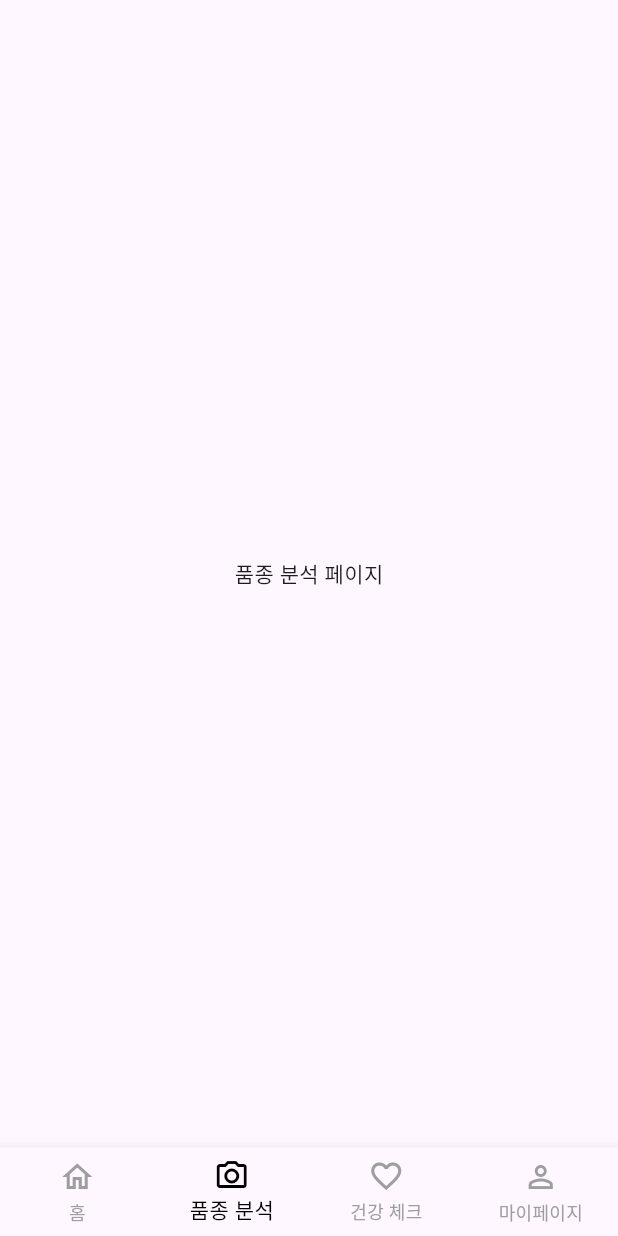
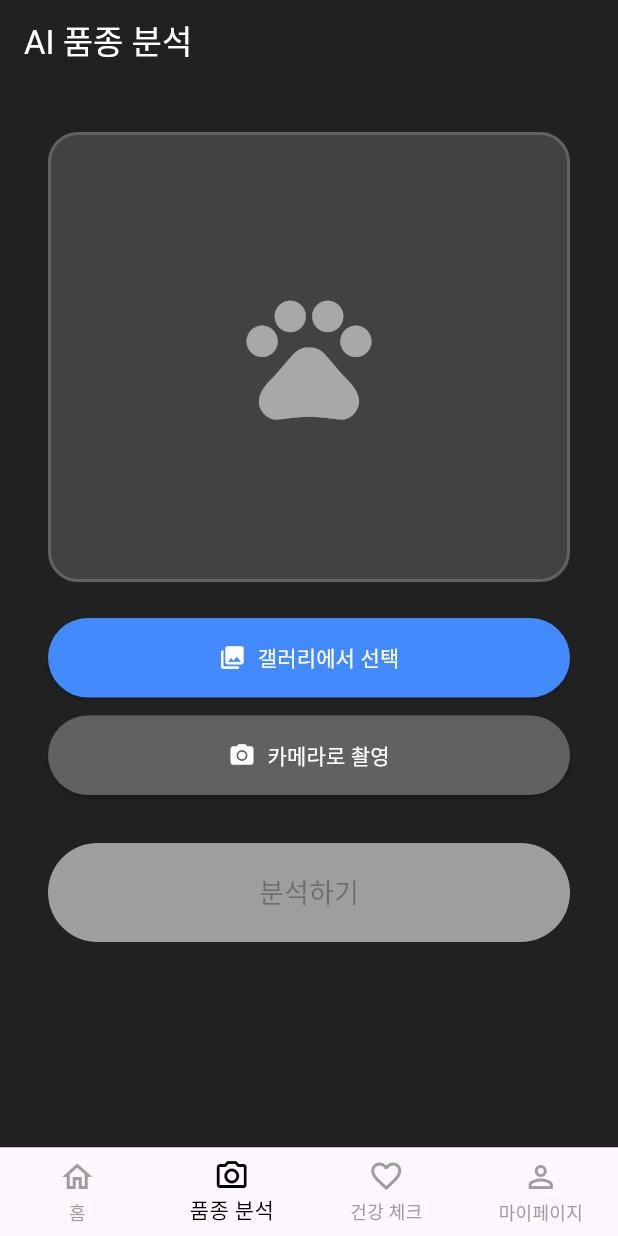
Before and after one commit to ohsang14/pet_care_ai_flutter_app, a Flutter app: the MainScreen screen opened directly with empty values, item 2 of the bottom bar chosen, on a phone screen of 412 x 824 dp. Run offline on Flutter 3.47's test engine with Material 3 defaults, Android fonts, the phone set to English and light mode, and no system bars; our stand-ins replace image_picker; network calls fail.

Commit message:
사진 띄우기 편집중

```diff
--- /dev/null
+++ b/lib/analysis_screen.dart
@@ -0,0 +1,209 @@
+import 'dart:convert'; // jsonDecode, utf8
+import 'dart:io'; // File
+import 'package:flutter/material.dart';
+import 'package:http/http.dart' as http;
+import 'package:image_picker/image_picker.dart';
+
+import 'models/analysis_reslult.dart';
+import 'models/analysis_result_screen.dart'; // 1. image_picker import
+
+class AnalysisScreen extends StatefulWidget {
+  const AnalysisScreen({super.key});
+
+  @override
+  State<AnalysisScreen> createState() => _AnalysisScreenState();
+}
+
+class _AnalysisScreenState extends State<AnalysisScreen> {
+  // 4. 선택된 이미지 파일을 저장할 변수 (dart:io의 File)
+  File? _imageFile;
+  // 5. 로딩 상태를 관리할 변수
+  bool _isLoading = false;
+  // 6. image_picker 인스턴스 생성
+  final ImagePicker _picker = ImagePicker();
+
+  // 7. 갤러리 또는 카메라에서 이미지를 가져오는 함수
+  Future<void> _pickImage(ImageSource source) async {
+    try {
+      final XFile? pickedFile = await _picker.pickImage(source: source);
+
+      if (pickedFile != null) {
+        // .HEIC 파일을 .jpg로 변환하는 작업 (선택 사항이지만 권장)
+        // 여기서는 우선 선택한 파일 그대로 사용합니다.
+        // 만약 .jpg/.png가 아니면 Python 서버에서 에러가 날 수 있습니다.
+        setState(() {
+          _imageFile = File(pickedFile.path);
+        });
+      }
+    } catch (e) {
+      print('이미지 선택 에러: $e');
+      ScaffoldMessenger.of(context).showSnackBar(
+        SnackBar(content: Text('이미지를 가져오는 데 실패했습니다: $e')),
+      );
+    }
+  }
+
+  // 8. 이미지를 서버로 전송하고 분석을 요청하는 함수
+  Future<void> _analyzeImage() async {
+    if (_imageFile == null) return;
+
+    // 9. 로딩 시작
+    setState(() {
+      _isLoading = true;
+    });
+
+    // 10. Spring Boot 서버의 '중계' API 주소
+    final url = Uri.parse('http://10.0.2.2:8080/api/analysis/breed');
+
+    try {
+      // 11. 파일을 전송하기 위해 MultipartRequest 생성
+      var request = http.MultipartRequest('POST', url);
+
+      // 12. 'file'이라는 키로 이미지 파일 추가
+      request.files.add(
+        await http.MultipartFile.fromPath(
+          'file', // Spring Boot에서 @RequestParam("file")로 받을 키
+          _imageFile!.path,
+        ),
+      );
+
+      // 13. 요청 전송 및 응답 받기
+      final streamedResponse = await request.send();
+      final response = await http.Response.fromStream(streamedResponse);
+
+      if (!mounted) return;
+
+      if (response.statusCode == 200) {
+        // 14. 성공! (Python 서버가 보낸 JSON 배열이 도착)
+        final List<dynamic> responseData =
+        jsonDecode(utf8.decode(response.bodyBytes));
+
+        // 15. JSON 배열을 List<AnalysisResult>로 변환
+        final List<AnalysisResult> results =
+        responseData.map((data) => AnalysisResult.fromJson(data)).toList();
+
+        // 16. 결과 화면으로 이동 (결과 리스트 전달)
+        Navigator.push(
+          context,
+          MaterialPageRoute(
+            builder: (context) => AnalysisResultScreen(results: results),
+          ),
+        );
+      } else {
+        // 17. 실패
+        print('분석 실패: ${response.body}');
+        ScaffoldMessenger.of(context).showSnackBar(
+          const SnackBar(content: Text('이미지 분석에 실패했습니다.')),
+        );
+      }
+    } catch (e) {
+      print('분석 요청 에러: $e');
+      ScaffoldMessenger.of(context).showSnackBar(
+        const SnackBar(content: Text('서버 통신 중 에러가 발생했습니다.')),
+      );
+    } finally {
+      // 18. 로딩 종료
+      setState(() {
+        _isLoading = false;
+      });
+    }
+  }
+
+  @override
+  Widget build(BuildContext context) {
+    return Scaffold(
+      backgroundColor: Colors.grey[900],
+      appBar: AppBar(
+        title: const Text('AI 품종 분석'),
+        backgroundColor: Colors.grey[900],
+        foregroundColor: Colors.white,
+      ),
+      // 19. 로딩 중이면 스피너, 아니면 화면 표시
+      body: _isLoading
+          ? const Center(
+          child: Column(
+            mainAxisAlignment: MainAxisAlignment.center,
+            children: [
+              CircularProgressIndicator(),
+              SizedBox(height: 20),
+              Text('AI가 사진을 분석하고 있습니다...\n잠시만 기다려주세요.',
+                  textAlign: TextAlign.center,
+                  style: TextStyle(color: Colors.white, fontSize: 16)),
+            ],
+          ))
+          : _buildImageUploader(),
+    );
+  }
+
+  // 20. Figma 디자인과 유사한 이미지 업로더 UI
+  Widget _buildImageUploader() {
+    return SingleChildScrollView(
+      padding: const EdgeInsets.all(32.0),
+      child: Column(
+        crossAxisAlignment: CrossAxisAlignment.stretch,
+        children: [
+          // 21. 이미지 미리보기 또는 업로드 영역
+          Container(
+            height: 300,
+            decoration: BoxDecoration(
+              color: Colors.grey[800],
+              borderRadius: BorderRadius.circular(20),
+              border: Border.all(color: Colors.grey[700]!, width: 2),
+            ),
+            // 22. _imageFile 상태에 따라 다른 위젯 표시
+            child: _imageFile == null
+                ? const Center(
+              child: Icon(Icons.pets, color: Colors.white54, size: 100),
+            )
+                : ClipRRect(
+              borderRadius: BorderRadius.circular(18),
+              child: Image.file(
+                _imageFile!,
+                fit: BoxFit.cover,
+              ),
+            ),
+          ),
+          const SizedBox(height: 24),
+
+          // 23. 갤러리에서 선택 버튼
+          ElevatedButton.icon(
+            onPressed: () => _pickImage(ImageSource.gallery),
+            icon: const Icon(Icons.photo_library),
+            label: const Text('갤러리에서 선택'),
+            style: ElevatedButton.styleFrom(
+              padding: const EdgeInsets.symmetric(vertical: 16),
+              backgroundColor: Colors.blueAccent,
+              foregroundColor: Colors.white,
+            ),
+          ),
+          const SizedBox(height: 12),
+
+          // 24. 카메라로 촬영 버튼
+          ElevatedButton.icon(
+            onPressed: () => _pickImage(ImageSource.camera),
+            icon: const Icon(Icons.camera_alt),
+            label: const Text('카메라로 촬영'),
+            style: ElevatedButton.styleFrom(
+              padding: const EdgeInsets.symmetric(vertical: 16),
+              backgroundColor: Colors.grey[700],
+              foregroundColor: Colors.white,
+            ),
+          ),
+          const SizedBox(height: 32),
+
+          // 25. 분석하기 버튼 (이미지가 있을 때만 활성화)
+          ElevatedButton(
+            onPressed: _imageFile == null ? null : _analyzeImage,
+            style: ElevatedButton.styleFrom(
+              padding: const EdgeInsets.symmetric(vertical: 20),
+              backgroundColor: Colors.green,
+              foregroundColor: Colors.white,
+              disabledBackgroundColor: Colors.grey,
+            ),
+            child: const Text('분석하기', style: TextStyle(fontSize: 18)),
+          ),
+        ],
+      ),
+    );
+  }
+}
--- a/lib/main_screen.dart
+++ b/lib/main_screen.dart
@@ -1,4 +1,5 @@
 import 'package:flutter/material.dart';
+import 'analysis_screen.dart';
 import 'home_screen.dart';
 import 'member.dart';
 
@@ -22,8 +23,8 @@ class _MainScreenState extends State<MainScreen> {
     super.initState();
     // 3. MainScreen이 받은 member 정보를 HomeScreen으로 넘겨주도록 설정
     _widgetOptions = <Widget>[
-      HomeScreen(member: widget.member), // 👈 여기!
-      const Center(child: Text('품종 분석 페이지')),
+      HomeScreen(member: widget.member),
+      const AnalysisScreen(),
       const Center(child: Text('건강 체크 페이지')),
       const Center(child: Text('마이 페이지')),
     ];
--- a/lib/models/analysis_reslult.dart
+++ b/lib/models/analysis_reslult.dart
@@ -1,13 +1,23 @@
+// lib/analysis_result.dart
 class AnalysisResult {
-  final String breedName;
+  final String breedNameEn;
+  final String breedNameKo;
+  final String? imageUrl;
   final double score;
 
-  AnalysisResult({required this.breedName, required this.score});
+  AnalysisResult({
+    required this.breedNameEn,
+    required this.breedNameKo,
+    this.imageUrl, // nullable
+    required this.score,
+  });
 
   // JSON(Map)을 AnalysisResult 객체로 변환
   factory AnalysisResult.fromJson(Map<String, dynamic> json) {
     return AnalysisResult(
-      breedName: json['breed_name'],
+      breedNameEn: json['breed_name_en'],
+      breedNameKo: json['breed_name_ko'],
+      imageUrl: json['image_url'], // JSON에 'image_url'이 null일 수 있음
       score: json['score'],
     );
   }
```
Also changed, not shown: lib/models/analysis_result_screen.dart (+73 -4 lines), 1 other file.
